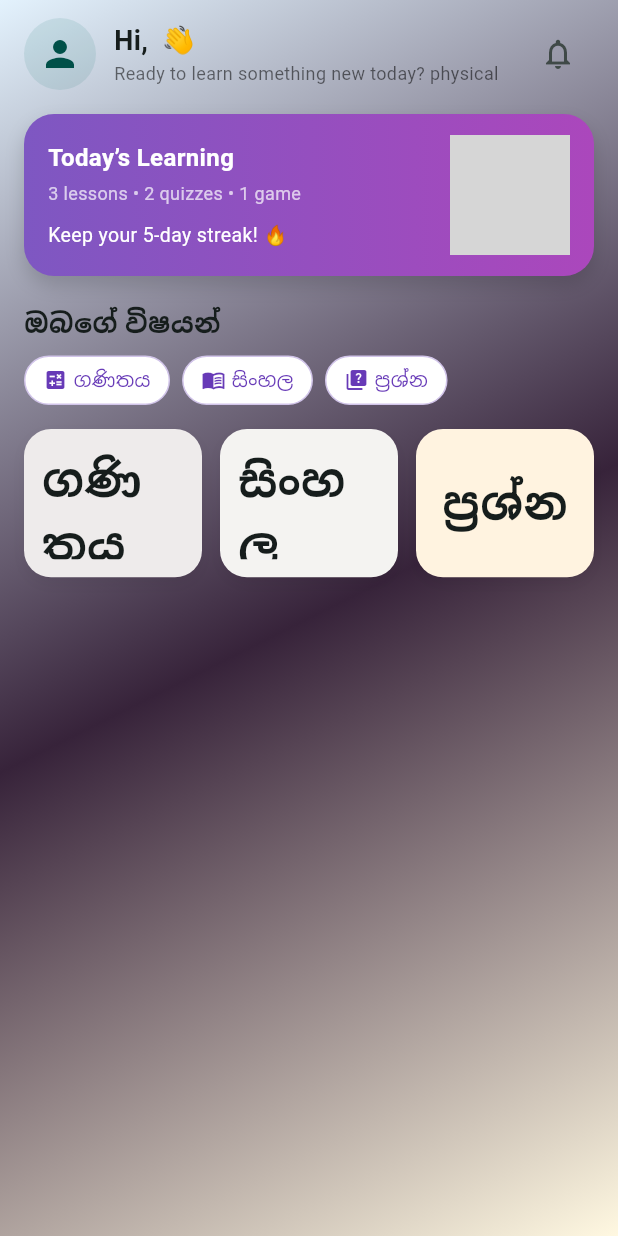
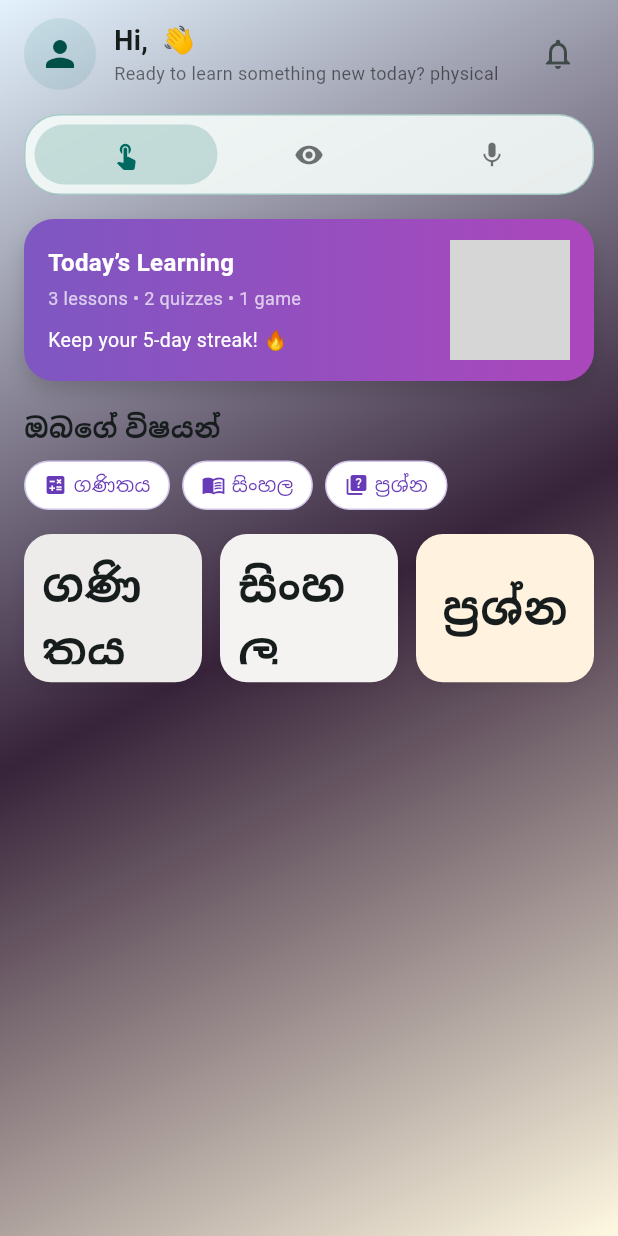
Before and after one commit to gimashi123/ShilpaMobileLearningApp, a Flutter app: the PhysicalDashboardScreen screen opened by its route, on a phone screen of 412 x 824 dp. Run offline on Flutter 3.47's test engine with Material 3 defaults, Android fonts, the phone set to English and light mode, and no system bars; our stand-ins replace flutter_tts, speech_to_text, video_player; accounts and stored records are empty; grey boxes are pictures that could not be loaded.

Commit message:
re add the input button and fixed the dwell feature but not completed

```diff
--- a/mobile_app/lib/components/input_mode_switch.dart
+++ b/mobile_app/lib/components/input_mode_switch.dart
@@ -1,5 +1,6 @@
 import 'package:flutter/material.dart';
-import '../models/input_modes.dart'; // <-- where you declared InputMode enum
+import '../models/input_modes.dart';
+import 'input_aware_button.dart';
 
 class InputModeSwitch extends StatelessWidget {
   final InputMode selectedMode;
@@ -28,6 +29,7 @@ class InputModeSwitch extends StatelessWidget {
             label: "Dwell",
             icon: Icons.touch_app,
             mode: InputMode.dwellTouch,
+            currentMode: selectedMode,
             isSelected: selectedMode == InputMode.dwellTouch,
             onTap: () => onChanged(InputMode.dwellTouch),
           ),
@@ -35,6 +37,7 @@ class InputModeSwitch extends StatelessWidget {
             label: "Eye gaze",
             icon: Icons.visibility,
             mode: InputMode.eyeGaze,
+            currentMode: selectedMode,
             isSelected: selectedMode == InputMode.eyeGaze,
             onTap: () => onChanged(InputMode.eyeGaze),
           ),
@@ -42,6 +45,7 @@ class InputModeSwitch extends StatelessWidget {
             label: "Voice",
             icon: Icons.mic,
             mode: InputMode.voiceControl,
+            currentMode: selectedMode,
             isSelected: selectedMode == InputMode.voiceControl,
             onTap: () => onChanged(InputMode.voiceControl),
           ),
@@ -55,6 +59,7 @@ class _ModeChip extends StatelessWidget {
   final String label;
   final IconData icon;
   final InputMode mode;
+  final InputMode currentMode;
   final bool isSelected;
   final VoidCallback onTap;
 
@@ -62,6 +67,7 @@ class _ModeChip extends StatelessWidget {
     required this.label,
     required this.icon,
     required this.mode,
+    required this.currentMode,
     required this.isSelected,
     required this.onTap,
   });
@@ -75,9 +81,10 @@ class _ModeChip extends StatelessWidget {
         selected: isSelected,
         button: true,
         label: label,
-        child: InkWell(
+        child: InputAwareButton(
+          inputMode: currentMode,
+          onTap: onTap,
           borderRadius: BorderRadius.circular(24),
-          onTap: onTap,
           child: AnimatedContainer(
             duration: const Duration(milliseconds: 200),
             padding: const EdgeInsets.all(10),
--- a/mobile_app/lib/pages/dashboard/physical_dashboard_screen.dart
+++ b/mobile_app/lib/pages/dashboard/physical_dashboard_screen.dart
@@ -1,5 +1,8 @@
 import 'package:flutter/material.dart';
 import 'package:mobile_app/session/session.dart';
+import '../../models/input_modes.dart';
+import '../../components/input_mode_switch.dart';
+import '../../components/input_aware_button.dart';
 
 class PhysicalDashboardScreen extends StatefulWidget {
   const PhysicalDashboardScreen({super.key});
@@ -11,6 +14,7 @@ class PhysicalDashboardScreen extends StatefulWidget {
 
 class _PhysicalDashboardScreenState extends State<PhysicalDashboardScreen> {
   String userName = "";
+  InputMode _inputMode = InputMode.dwellTouch;
 
   @override
   void initState() {
@@ -77,6 +81,20 @@ class _PhysicalDashboardScreenState extends State<PhysicalDashboardScreen> {
                       icon: const Icon(Icons.notifications_outlined),
                     ),
                   ],
+                ),
+
+                const SizedBox(height: 16),
+
+                // =====================================================
+                // INPUT MODE SWITCH
+                // =====================================================
+                InputModeSwitch(
+                  selectedMode: _inputMode,
+                  onChanged: (mode) {
+                    setState(() {
+                      _inputMode = mode;
+                    });
+                  },
                 ),
 
                 const SizedBox(height: 16),
@@ -167,6 +185,7 @@ class _PhysicalDashboardScreenState extends State<PhysicalDashboardScreen> {
                       _SubjectChip(
                         label: "ගණිතය",
                         icon: Icons.calculate,
+                        inputMode: _inputMode,
                         onTap: () {
                           Navigator.pushNamed(context, '/math_lessons');
                         },
@@ -174,6 +193,7 @@ class _PhysicalDashboardScreenState extends State<PhysicalDashboardScreen> {
                       _SubjectChip(
                         label: "සිංහල",
                         icon: Icons.menu_book,
+                        inputMode: _inputMode,
                         onTap: () {
                           ScaffoldMessenger.of(context).showSnackBar(
                             const SnackBar(
@@ -185,6 +205,7 @@ class _PhysicalDashboardScreenState extends State<PhysicalDashboardScreen> {
                       _SubjectChip(
                         label: "ප්‍රශ්න",
                         icon: Icons.quiz,
+                        inputMode: _inputMode,
                         onTap: () {
                           Navigator.pushNamed(context, '/quiz');
                         },
@@ -198,7 +219,7 @@ class _PhysicalDashboardScreenState extends State<PhysicalDashboardScreen> {
                 // =====================================================
                 // GRID OF LESSON CARDS
                 // =====================================================
-                const Expanded(child: _LessonsGrid()),
+                Expanded(child: _LessonsGrid(inputMode: _inputMode)),
               ],
             ),
           ),
@@ -215,18 +236,21 @@ class _SubjectChip extends StatelessWidget {
   final String label;
   final IconData icon;
   final VoidCallback onTap;
+  final InputMode inputMode;
 
   const _SubjectChip({
     required this.label,
     required this.icon,
     required this.onTap,
+    required this.inputMode,
   });
 
   @override
   Widget build(BuildContext context) {
-    return InkWell(
+    return InputAwareButton(
+      onTap: onTap,
+      inputMode: inputMode,
       borderRadius: BorderRadius.circular(20),
-      onTap: onTap,
       child: Container(
         margin: const EdgeInsets.only(right: 8),
         padding: const EdgeInsets.symmetric(horizontal: 12, vertical: 6),
@@ -254,7 +278,8 @@ class _SubjectChip extends StatelessWidget {
 // Lessons Grid
 //=====================================================
 class _LessonsGrid extends StatelessWidget {
-  const _LessonsGrid();
+  final InputMode inputMode;
+  const _LessonsGrid({required this.inputMode});
 
   @override
   Widget build(BuildContext context) {
@@ -265,10 +290,12 @@ class _LessonsGrid extends StatelessWidget {
       mainAxisSpacing: 12,
       childAspectRatio: 3 / 2.5,
       children: [
-        InkWell(
+        InputAwareButton(
+          inputMode: inputMode,
           onTap: () {
             Navigator.pushNamed(context, '/math_lessons');
           },
+          borderRadius: BorderRadius.circular(18),
           child: Container(
             padding: const EdgeInsets.all(12),
             decoration: BoxDecoration(
@@ -291,10 +318,12 @@ class _LessonsGrid extends StatelessWidget {
           ),
         ),
 
-        InkWell(
+        InputAwareButton(
+          inputMode: inputMode,
           onTap: () {
             Navigator.pushNamed(context, '/quiz');
           },
+          borderRadius: BorderRadius.circular(18),
           child: Container(
             padding: const EdgeInsets.all(12),
             decoration: BoxDecoration(
@@ -317,10 +346,12 @@ class _LessonsGrid extends StatelessWidget {
           ),
         ),
 
-        InkWell(
+        InputAwareButton(
+          inputMode: inputMode,
           onTap: () {
             Navigator.pushNamed(context, '/quiz');
           },
+          borderRadius: BorderRadius.circular(18),
           child: Container(
             padding: const EdgeInsets.all(12),
             decoration: BoxDecoration(
```
